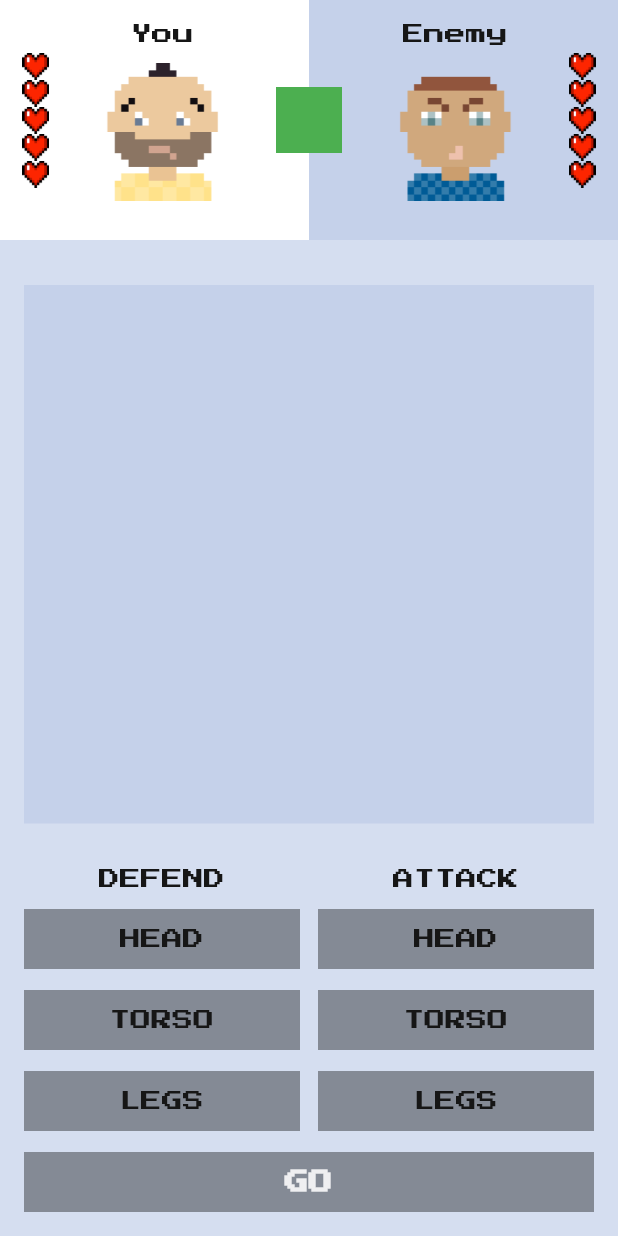
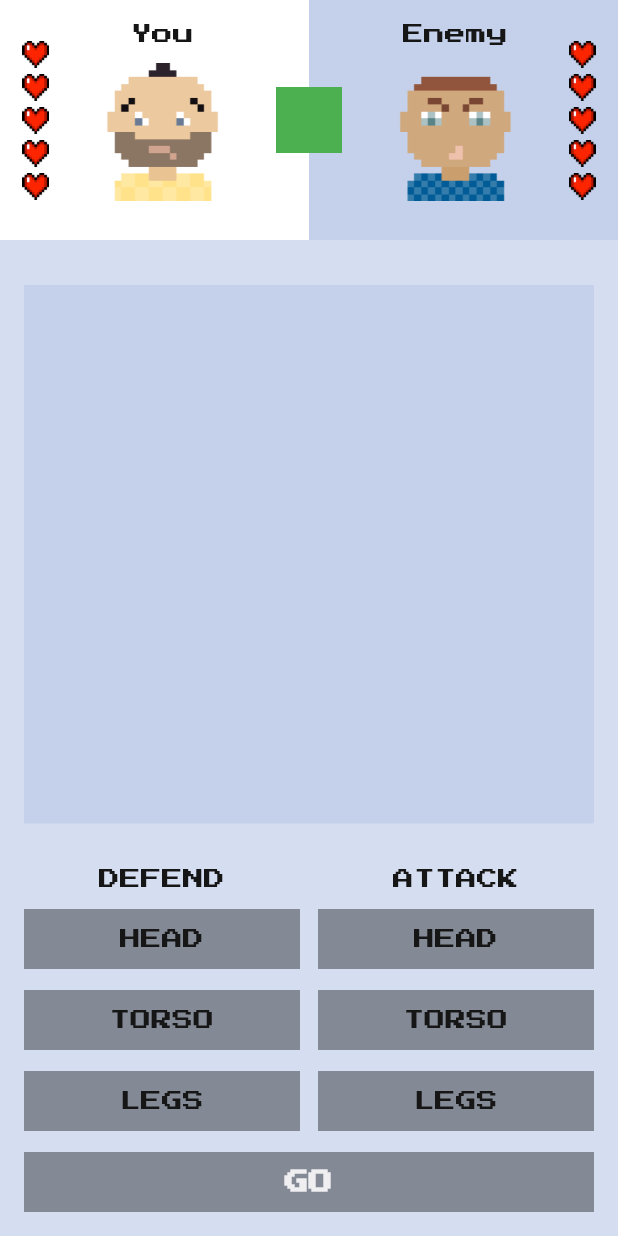
Before and after one commit to 77thecoder/skillbranch_flutter_fight_club, a Flutter app: the screen it shows after launch, on a phone screen of 412 x 824 dp. Run offline on Flutter 3.47's test engine with Material 2 defaults, Android fonts, the phone set to English and light mode, and no system bars; our stand-ins replace google_fonts.

Commit message:
refactor lives

```diff
--- a/lib/main.dart
+++ b/lib/main.dart
@@ -156,9 +156,9 @@ class MyHomePageState extends State<MyHomePage> {
     } else {
       final firstLine = attackingBodyPart == whatEnemyDefends
           ? 'Your attack was blocked.'
-          : 'You hit enemy’s  ${attackingBodyPart?.name.toLowerCase()}.';
+          : 'You hit enemy\'s  ${attackingBodyPart?.name.toLowerCase()}.';
       final secondLine = defendingBodyPart == whatEnemyAttacks
-          ? 'Enemy’s attack was blocked.'
+          ? 'Enemy\'s attack was blocked.'
           : 'Enemy hit your ${whatEnemyAttacks.name.toLowerCase()}.';
       centeredText = '$firstLine\n$secondLine';
     }
@@ -437,19 +437,17 @@ class LivesWidget extends StatelessWidget {
       children: List.generate(
         overallLivesCount,
         (index) {
-          if (index < currentLivesCount) {
-            return Image.asset(
-              FightClubIcons.heartFull,
+          return Padding(
+            padding:
+                EdgeInsets.only(bottom: index < overallLivesCount - 1 ? 4 : 0),
+            child: Image.asset(
+              index < currentLivesCount
+                  ? FightClubIcons.heartFull
+                  : FightClubIcons.heartEmpty,
               width: 18,
               height: 18,
-            );
-          } else {
-            return Image.asset(
-              FightClubIcons.heartEmpty,
-              width: 18,
-              height: 18,
-            );
-          }
+            ),
+          );
         },
       ),
     );
```
